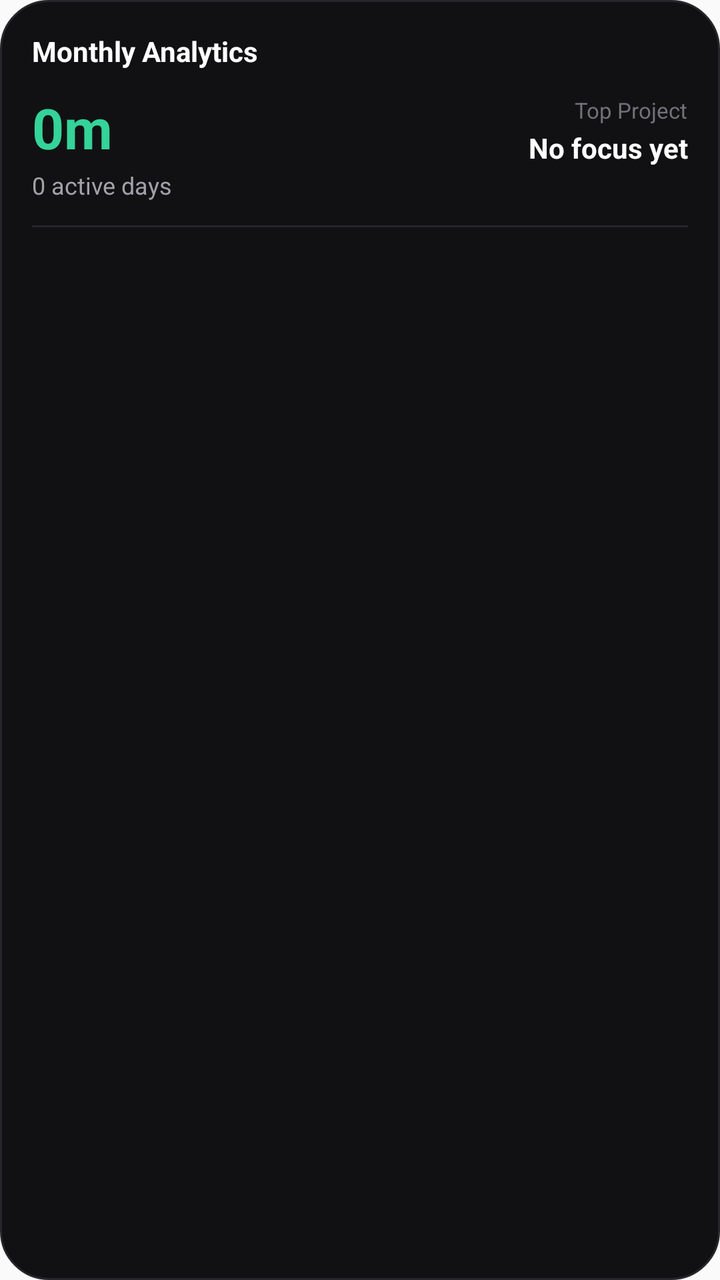
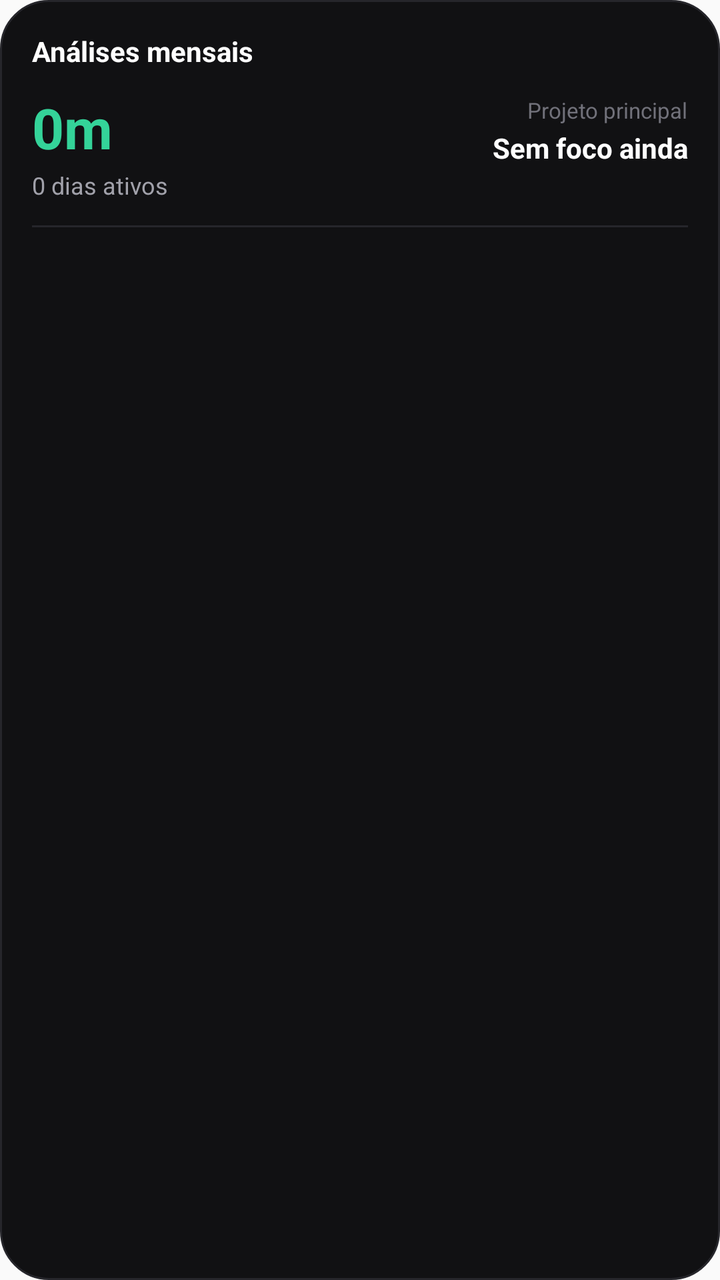

Before-and-after screenshots of an Android layout around one commit, followed by the original layout XML and the change that was made.
<!-- AndroidManifest.xml: application theme AppTheme -->
<!-- res/layout/widget_monthly_analytics.xml -->
<?xml version="1.0" encoding="utf-8"?>
<LinearLayout
    xmlns:android="http://schemas.android.com/apk/res/android"
    android:id="@+id/monthly_analytics_root"
    android:layout_width="match_parent"
    android:layout_height="match_parent"
    android:orientation="vertical"
    android:padding="16dp"
    android:background="@drawable/widget_focus_background">

    <TextView
        android:layout_width="wrap_content"
        android:layout_height="wrap_content"
        android:text="Monthly Analytics"
        android:textColor="#FFFFFF"
        android:textSize="14sp"
        android:textStyle="bold" />

    <LinearLayout
        android:layout_width="match_parent"
        android:layout_height="wrap_content"
        android:layout_marginTop="10dp"
        android:orientation="horizontal"
        android:gravity="center_vertical">

        <LinearLayout
            android:layout_width="0dp"
            android:layout_height="wrap_content"
            android:layout_weight="1"
            android:orientation="vertical">

            <TextView
                android:id="@+id/monthly_analytics_total"
                android:layout_width="wrap_content"
                android:layout_height="wrap_content"
                android:text="0m"
                android:textColor="#34D399"
                android:textSize="28sp"
                android:textStyle="bold" />

            <TextView
                android:id="@+id/monthly_analytics_days"
                android:layout_width="wrap_content"
                android:layout_height="wrap_content"
                android:layout_marginTop="2dp"
                android:text="0 active days"
                android:textColor="#A1A1AA"
                android:textSize="12sp" />

        </LinearLayout>

        <LinearLayout
            android:layout_width="0dp"
            android:layout_height="wrap_content"
            android:layout_weight="1"
            android:orientation="vertical"
            android:gravity="end">

            <TextView
                android:layout_width="wrap_content"
                android:layout_height="wrap_content"
                android:text="Top Project"
                android:textColor="#71717A"
                android:textSize="11sp" />

            <TextView
                android:id="@+id/monthly_analytics_top"
                android:layout_width="wrap_content"
                android:layout_height="wrap_content"
                android:layout_marginTop="2dp"
                android:text="No focus yet"
                android:textColor="#FFFFFF"
                android:textSize="14sp"
                android:textStyle="bold"
                android:maxLines="1"
                android:ellipsize="end" />

            <TextView
                android:id="@+id/monthly_analytics_share"
                android:layout_width="wrap_content"
                android:layout_height="wrap_content"
                android:textColor="#34D399"
                android:textSize="11sp" />

        </LinearLayout>

    </LinearLayout>

    <TextView
        android:layout_width="match_parent"
        android:layout_height="1dp"
        android:layout_marginTop="12dp"
        android:background="#26262B"
        android:text="" />

    <TextView
        android:id="@+id/monthly_project_1"
        android:layout_width="match_parent"
        android:layout_height="wrap_content"
        android:layout_marginTop="9dp"
        android:textColor="#D4D4D8"
        android:textSize="12sp"
        android:maxLines="1"
        android:ellipsize="end" />

    <TextView
        android:id="@+id/monthly_project_2"
        android:layout_width="match_parent"
        android:layout_height="wrap_content"
        android:layout_marginTop="5dp"
        android:textColor="#A1A1AA"
        android:textSize="12sp"
        android:maxLines="1"
        android:ellipsize="end" />

    <TextView
        android:id="@+id/monthly_project_3"
        android:layout_width="match_parent"
        android:layout_height="wrap_content"
        android:layout_marginTop="5dp"
        android:textColor="#71717A"
        android:textSize="12sp"
        android:maxLines="1"
        android:ellipsize="end" />

</LinearLayout>
<!-- resources referenced by this layout -->
<resources>
  <!-- drawable widget_focus_background (drawable) -->
  <?xml version="1.0" encoding="utf-8"?>
  <shape
      xmlns:android="http://schemas.android.com/apk/res/android"
      android:shape="rectangle">
  
      <solid android:color="#111113" />
  
      <corners
          android:radius="24dp" />
  
      <stroke
          android:width="1dp"
          android:color="#26262B" />
  
  </shape>
  <style name="AppTheme" parent="Theme.AppCompat.Light.DarkActionBar">
          
          <item name="colorPrimary">@color/colorPrimary</item>
          <item name="colorPrimaryDark">@color/colorPrimaryDark</item>
          <item name="colorAccent">@color/colorAccent</item>
      </style>
</resources>

<!-- the commit's change to res/layout/widget_monthly_analytics.xml (unified diff, before → after) -->
@@ -11,7 +11,7 @@
     <TextView
         android:layout_width="wrap_content"
         android:layout_height="wrap_content"
-        android:text="Monthly Analytics"
+        android:text="Análises mensais"
         android:textColor="#FFFFFF"
         android:textSize="14sp"
         android:textStyle="bold" />
@@ -43,7 +43,7 @@
                 android:layout_width="wrap_content"
                 android:layout_height="wrap_content"
                 android:layout_marginTop="2dp"
-                android:text="0 active days"
+                android:text="0 dias ativos"
                 android:textColor="#A1A1AA"
                 android:textSize="12sp" />
 
@@ -59,7 +59,7 @@
             <TextView
                 android:layout_width="wrap_content"
                 android:layout_height="wrap_content"
-                android:text="Top Project"
+                android:text="Projeto principal"
                 android:textColor="#71717A"
                 android:textSize="11sp" />
 
@@ -68,7 +68,7 @@
                 android:layout_width="wrap_content"
                 android:layout_height="wrap_content"
                 android:layout_marginTop="2dp"
-                android:text="No focus yet"
+                android:text="Sem foco ainda"
                 android:textColor="#FFFFFF"
                 android:textSize="14sp"
                 android:textStyle="bold"
